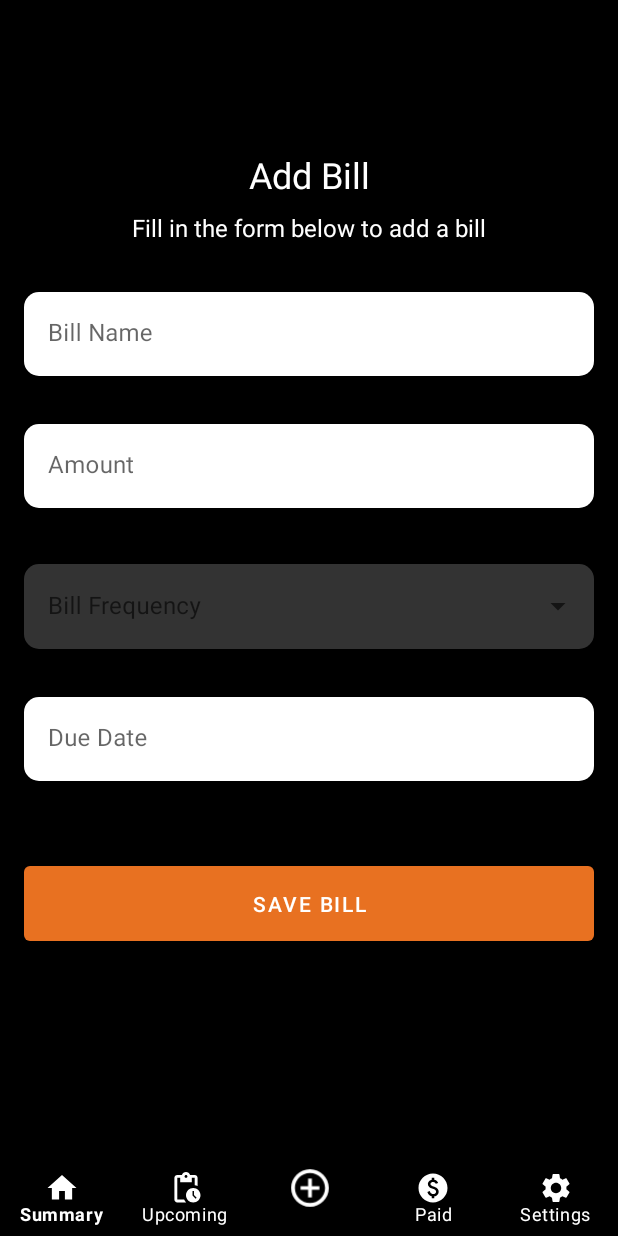
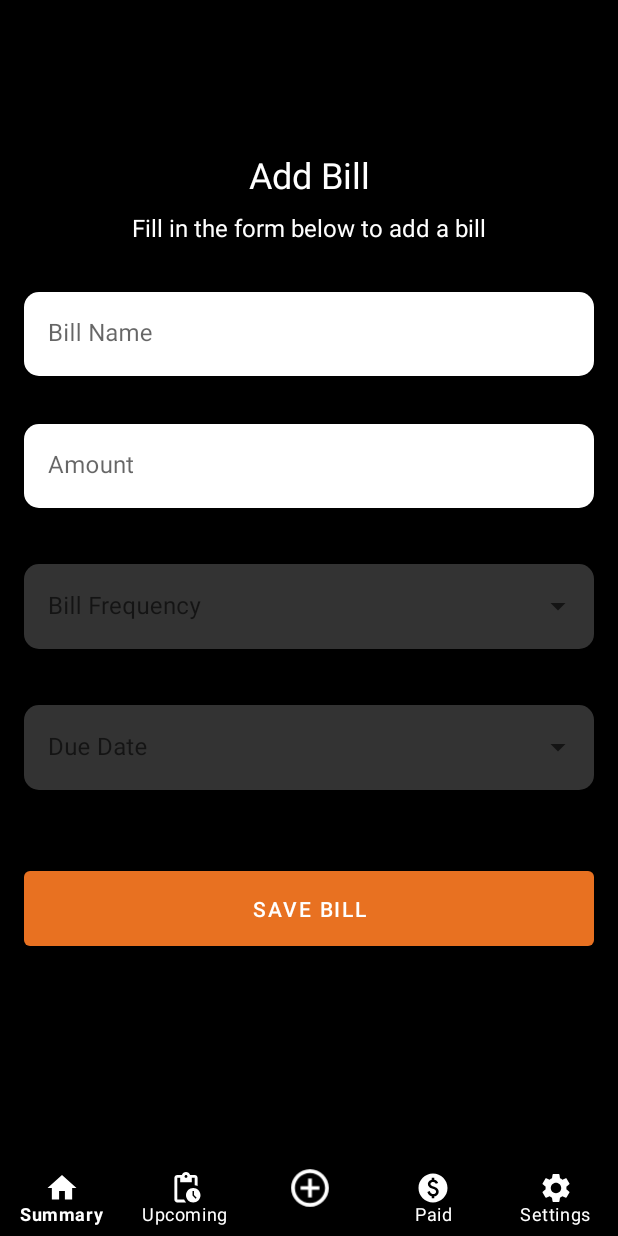
Before and after one commit to Tabithamutinda/billz, an Android app: the fragment AddBills placed in its activity, on a phone screen of 412 x 824 dp. Run offline under Robolectric (Android 15) with nearby library versions, the phone set to English and light mode, and no system bars; Roboto replaces fonts that are not available here.

Commit message:
Dropdown change

```diff
--- a/app/src/main/java/com/example/billz/ui/home/AddBills.kt
+++ b/app/src/main/java/com/example/billz/ui/home/AddBills.kt
@@ -27,6 +27,8 @@ private const val ARG_PARAM2 = "param2"
 class AddBills : Fragment() {
     private var _binding: FragmentAddBillsBinding? = null
     private val binding get() = _binding!!
+    private var selectedFrequency: String = "Weekly"
+
     // TODO: Rename and change types of parameters
     private var param1: String? = null
     private var param2: String? = null
@@ -46,13 +48,9 @@ class AddBills : Fragment() {
         // Inflate the layout for this fragment
 
         _binding = FragmentAddBillsBinding.inflate(inflater, container, false)
-//        return inflater.inflate(R.layout.fragment_paid_bills, container, false)
         return binding.root
 
-
-
     }
-
 
 
     companion object {
@@ -74,6 +72,7 @@ class AddBills : Fragment() {
                 }
             }
     }
+
     override fun onDestroyView() {
         super.onDestroyView()
         // Clean up View Binding
@@ -83,17 +82,73 @@ class AddBills : Fragment() {
     override fun onViewCreated(view: View, savedInstanceState: Bundle?) {
         super.onViewCreated(view, savedInstanceState)
 
-        val items = listOf("Daily", "Monthly", "Annually")
+        val items = listOf("Weekly", "Monthly", "Annually")
         val adapter = ArrayAdapter(requireContext(), R.layout.list_item, items)
         binding.frequencyInput.setAdapter(adapter)
 
-        binding.dueDateInput.setOnClickListener{
-            val datePicker =
+        val daysOfTheWeek = listOf("1", "2", "3", "4", "5", "6", "7")
+        val daysAdapter = ArrayAdapter(requireContext(), R.layout.list_item, daysOfTheWeek)
+
+
+        val daysOfTheMonth = listOf(
+            "1",
+            "2",
+            "3",
+            "4",
+            "5",
+            "6",
+            "7",
+            "8",
+            "9",
+            "10",
+            "11",
+            "12",
+            "13",
+            "14",
+            "15",
+            "16",
+            "17",
+            "18",
+            "19",
+            "20",
+            "21",
+            "22",
+            "23",
+            "24",
+            "25",
+            "26",
+            "27",
+            "28",
+            "29",
+            "30",
+            "31"
+        )
+        val monthAdapter = ArrayAdapter(requireContext(), R.layout.list_item, daysOfTheMonth)
+
+        binding.frequencyInput.setOnItemClickListener { _, _, position, _ ->
+            selectedFrequency = items[position]
+
+            when (selectedFrequency) {
+                "Weekly" -> binding.dueDateInput.setAdapter(daysAdapter)
+                "Monthly" -> binding.dueDateInput.setAdapter(monthAdapter)
+                "Annually" -> {
+                    // Do nothing here; the calendar will be shown in the click listener
+                }
+            }
+
+        }
+
+        binding.dueDateInput.setOnClickListener {
+
+            if (selectedFrequency == "Annually") {
+                // Show a full calendar
+                val datePickerBuilder =
                     MaterialDatePicker.Builder.datePicker()
                         .setSelection(MaterialDatePicker.todayInUtcMilliseconds())
                         .setTitleText(Calendar.getInstance().get(Calendar.YEAR).toString())
-                    .build()
 
+
+                val datePicker = datePickerBuilder.build()
 
                 datePicker.show(childFragmentManager, null)
                 datePicker.addOnPositiveButtonClickListener {
@@ -104,3 +159,4 @@ class AddBills : Fragment() {
             }
         }
     }
+}
--- a/app/src/main/res/layout/fragment_add_bills.xml
+++ b/app/src/main/res/layout/fragment_add_bills.xml
@@ -122,6 +122,7 @@
 
     <com.google.android.material.textfield.TextInputLayout
         android:id="@+id/dueDateInputLayout"
+        style="@style/Widget.MaterialComponents.TextInputLayout.OutlinedBox.ExposedDropdownMenu"
         app:boxBackgroundColor="@color/faded"
         android:layout_width="match_parent"
         android:layout_height="wrap_content"
@@ -139,13 +140,14 @@
         app:layout_constraintTop_toBottomOf="@+id/frequencyInputLayout"
         >
 
-        <com.google.android.material.textfield.TextInputEditText
+        <AutoCompleteTextView
             android:id="@+id/dueDateInput"
             android:layout_width="match_parent"
             android:layout_height="wrap_content"
+            android:dropDownHeight="wrap_content"
             android:hint="Due Date"
-            android:focusable="false"
-            android:textColorHint="@color/black"
+            android:inputType="none"
+
              />
 
     </com.google.android.material.textfield.TextInputLayout>
```
Lines whose indentation alone changed are shown as unchanged.
